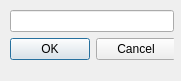
Above: src/jumptodialog.ui from COVESA/dlt-viewer before the change. Below: the same form after it.
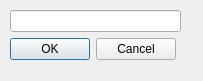
That is the form after the change.

Commit message: Changed min/max index to 0-unfiltered size. Removed help symbol. Added title in Dialog.

The edit to the form file:
```diff
--- a/src/jumptodialog.ui
+++ b/src/jumptodialog.ui
@@ -6,7 +6,7 @@
    <rect>
     <x>0</x>
     <y>0</y>
-    <width>181</width>
+    <width>203</width>
     <height>81</height>
    </rect>
   </property>
@@ -18,7 +18,7 @@
     <rect>
      <x>10</x>
      <y>10</y>
-     <width>164</width>
+     <width>171</width>
      <height>61</height>
     </rect>
    </property>
```
Left out of the diff: 2 changed lines with no effect on the pictures. The commit also changes 2 other files.
